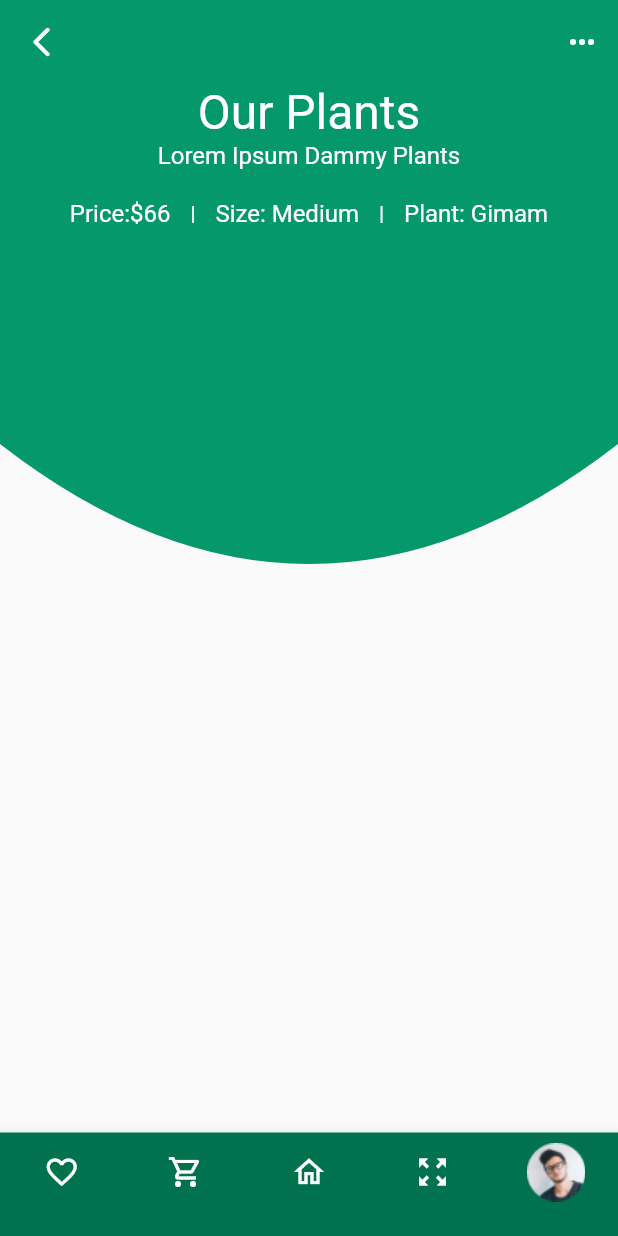
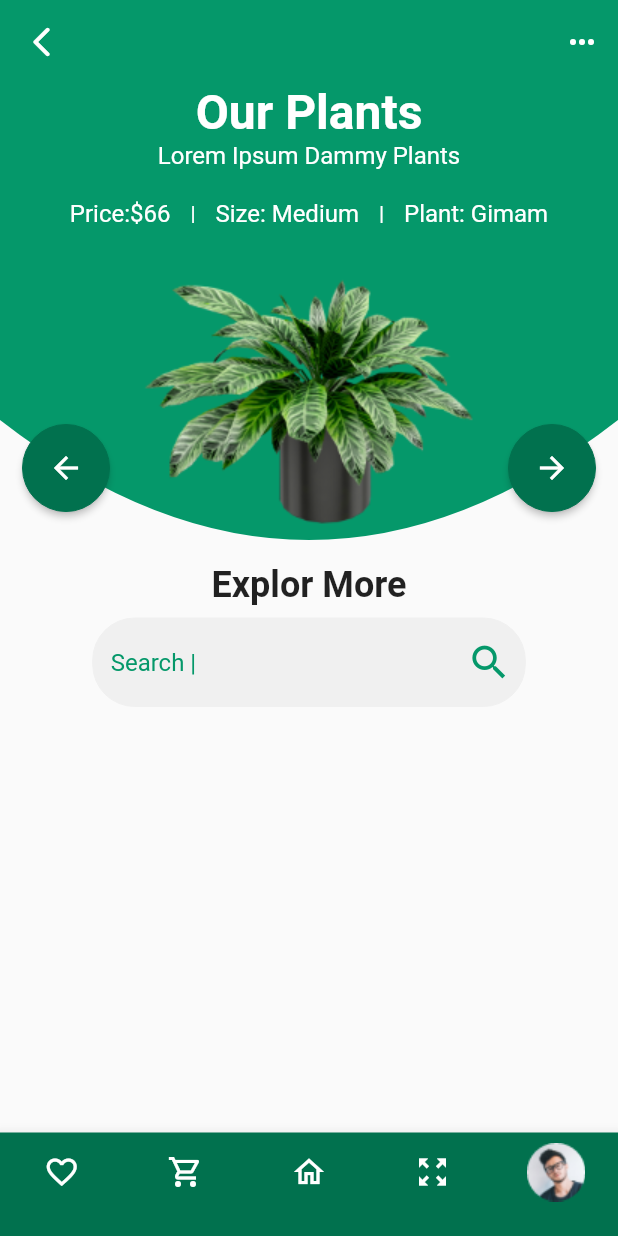
Before and after one commit to Satochaaan/plant_shop_app, a Flutter app: the screen it shows after launch, on a phone screen of 412 x 824 dp. Run offline on Flutter 3.47's test engine with Material 2 defaults, Android fonts, the phone set to English and light mode, and no system bars.

Commit message:
ヘッダー作成と検索フォーム作成

```diff
--- a/lib/main.dart
+++ b/lib/main.dart
@@ -4,6 +4,7 @@ import 'package:flutter/material.dart';
 const kColorDarkGreen = Color(0xff01714e);
 const kColorGreen = Color(0xff05986a);
 const kColorWhite = Color(0xffffffff);
+const kColorSearchField = Color(0xffF0F0F0);
 
 void main() {
   runApp(MyApp());
@@ -44,6 +45,8 @@ class _PlantShopHomePageState extends State<PlantShopHomePage> {
 
   @override
   Widget build(BuildContext context) {
+    final Size deviceSize = MediaQuery.of(context).size;
+
     return Scaffold(
       appBar: AppBar(
         elevation: 0,
@@ -62,6 +65,47 @@ class _PlantShopHomePageState extends State<PlantShopHomePage> {
           mainAxisAlignment: MainAxisAlignment.start,
           children: <Widget>[
             _Header(),
+            Text(
+              'Explor More',
+              style: TextStyle(fontSize: 24, fontWeight: FontWeight.bold),
+            ),
+            Container(
+              margin: EdgeInsets.only(top: 8),
+              width: deviceSize.width * 0.7,
+              child: TextField(
+                decoration: const InputDecoration(
+                  hintText: 'Search |',
+                  hintStyle: TextStyle(
+                    color: kColorGreen,
+                  ),
+                  filled: true,
+                  fillColor: kColorSearchField,
+                  suffixIcon: Icon(
+                    Icons.search,
+                    size: 30,
+                    color: kColorGreen,
+                  ),
+                  enabledBorder: OutlineInputBorder(
+                    borderRadius: BorderRadius.all(
+                      Radius.circular(28.0),
+                    ),
+                    borderSide: BorderSide(
+                      width: 0,
+                      color: kColorSearchField,
+                    ),
+                  ),
+                  focusedBorder: OutlineInputBorder(
+                    borderRadius: BorderRadius.all(
+                      Radius.circular(28.0),
+                    ),
+                    borderSide: BorderSide(
+                      width: 0,
+                      color: kColorSearchField,
+                    ),
+                  ),
+                ),
+              ),
+            ),
           ],
         ),
       ),
@@ -99,31 +143,12 @@ class _PlantShopHomePageState extends State<PlantShopHomePage> {
   }
 }
 
-class _HeaderCurveClipper extends CustomClipper<Path> {
-  @override
-  Path getClip(Size size) {
-    return Path()
-      ..lineTo(0, size.height * 0.6)
-      ..quadraticBezierTo(
-        size.width * 0.5,
-        size.height,
-        size.width,
-        size.height * 0.6,
-      )
-      ..lineTo(size.width, 0)
-      ..close();
-  }
-
-  @override
-  bool shouldReclip(CustomClipper<Path> oldClipper) {
-    return true;
-  }
-}
-
 class _Header extends StatelessWidget {
   @override
   Widget build(BuildContext context) {
-    final double height = 400;
+    final double height = 320;
+    final Size devideSize = MediaQuery.of(context).size;
+
     return Container(
       height: height,
       child: Stack(
@@ -139,7 +164,11 @@ class _Header extends StatelessWidget {
                 children: [
                   Text(
                     'Our Plants',
-                    style: TextStyle(fontSize: 32.0, color: kColorWhite),
+                    style: TextStyle(
+                      fontSize: 32.0,
+                      color: kColorWhite,
+                      fontWeight: FontWeight.bold,
+                    ),
                   ),
                   Text(
                     'Lorem Ipsum Dammy Plants',
@@ -184,10 +213,79 @@ class _Header extends StatelessWidget {
                 ],
               ),
             ),
-          )
+          ),
+          Positioned(
+            left: 0,
+            bottom: 35.0,
+            child: RaisedButton(
+              padding: EdgeInsets.all(17.0),
+              child: Icon(Icons.arrow_back_outlined),
+              color: kColorDarkGreen,
+              textColor: kColorWhite,
+              shape: const CircleBorder(
+                side: BorderSide(
+                  color: kColorDarkGreen,
+                  width: 0,
+                  style: BorderStyle.solid,
+                ),
+              ),
+              onPressed: () {},
+            ),
+          ),
+          Positioned(
+            bottom: -20.0,
+            child: SizedBox(
+              width: devideSize.width,
+              child: Row(
+                mainAxisAlignment: MainAxisAlignment.center,
+                children: [
+                  Image.asset('images/gimam.png'),
+                ],
+              ),
+            ),
+          ),
+          Positioned(
+            right: 0,
+            bottom: 35.0,
+            child: RaisedButton(
+              padding: EdgeInsets.all(17.0),
+              child: Icon(Icons.arrow_forward_outlined),
+              color: kColorDarkGreen,
+              textColor: kColorWhite,
+              shape: const CircleBorder(
+                side: BorderSide(
+                  color: kColorDarkGreen,
+                  width: 0,
+                  style: BorderStyle.solid,
+                ),
+              ),
+              onPressed: () {},
+            ),
+          ),
         ],
       ),
     );
+  }
+}
+
+class _HeaderCurveClipper extends CustomClipper<Path> {
+  @override
+  Path getClip(Size size) {
+    return Path()
+      ..lineTo(0, size.height * 0.7)
+      ..quadraticBezierTo(
+        size.width * 0.5,
+        size.height * 1.2,
+        size.width,
+        size.height * 0.7,
+      )
+      ..lineTo(size.width, 0)
+      ..close();
+  }
+
+  @override
+  bool shouldReclip(CustomClipper<Path> oldClipper) {
+    return true;
   }
 }
 
```
Also changed, not shown: images/gimam.png (added).
